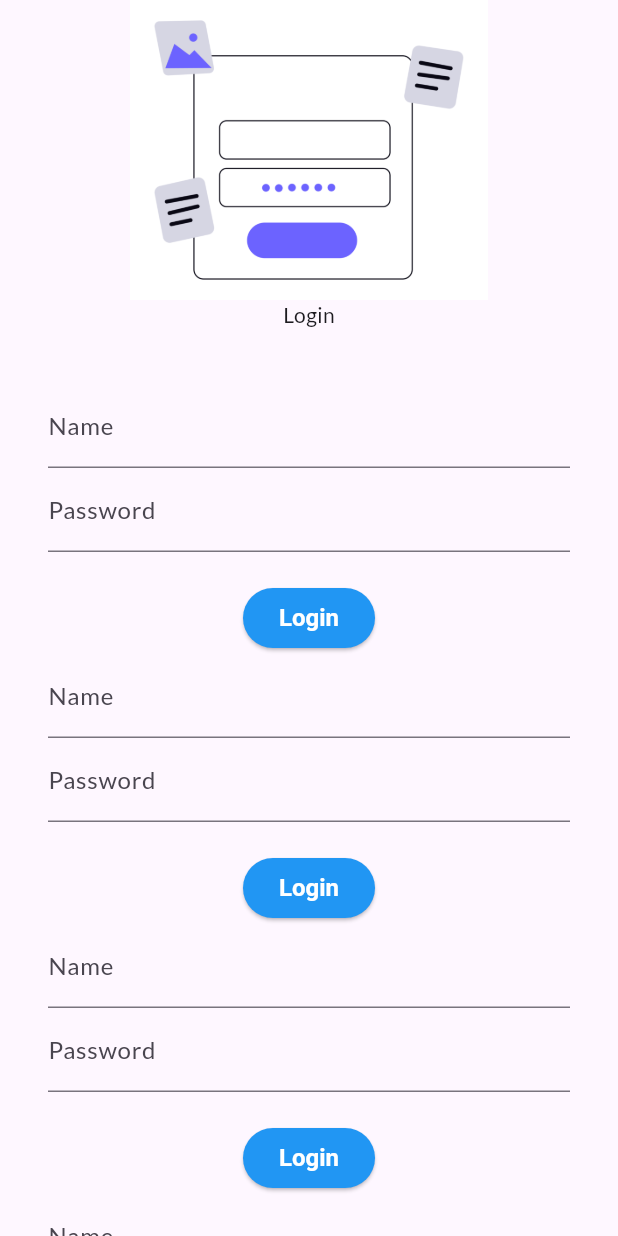
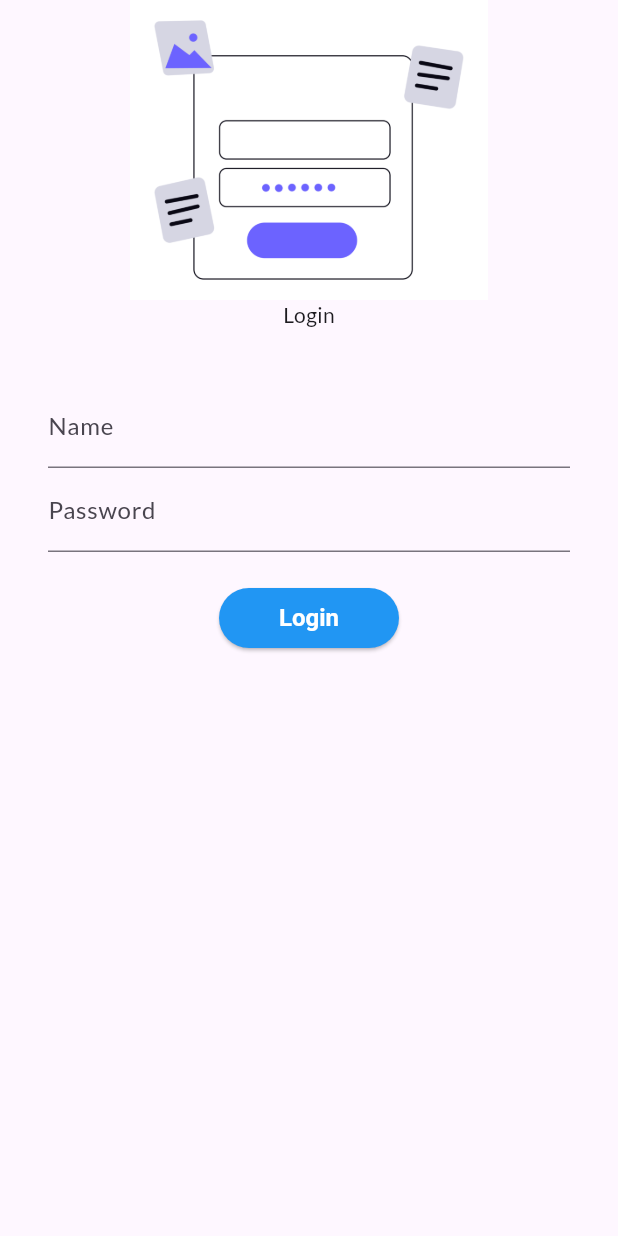
Before and after one commit to adiprijal/Flutter_Catalog_App, a Flutter app: the screen it shows after launch, on a phone screen of 412 x 824 dp. Run offline on Flutter 3.47's test engine with Material 3 defaults, Android fonts, the phone set to English and light mode, and no system bars; our stand-ins replace google_fonts.

Commit message:
Implement routing with MyRoutes class and set initial route to LoginPage and used Navigator to route

```diff
--- a/lib/main.dart
+++ b/lib/main.dart
@@ -1,6 +1,7 @@
 import 'package:flutter/material.dart';
 import 'package:flutter_catalog_app/pages/home_page.dart';
 import 'package:flutter_catalog_app/pages/login_page.dart';
+import 'package:flutter_catalog_app/utils/routes.dart';
 import 'package:google_fonts/google_fonts.dart';
 
 void main() {
@@ -18,10 +19,13 @@
         primarySwatch: Colors.deepPurple,
         fontFamily: GoogleFonts.lato().fontFamily,
       ),
-      home: LoginPage(),
+      // home: LoginPage(),
+      initialRoute: "/",
       routes: {
-        "/home": (context) => HomePage(),
-        "/login": (context) => LoginPage(),
+        "/":(context) => LoginPage(),
+        // Using the static variables from MyRoutes class to define the routes for navigation. This allows for easy management of route names in one place, making it easier to update or change routes in the future.
+        MyRoutes.homeRoute: (context) => HomePage(),
+        MyRoutes.loginRoute: (context) => LoginPage(),
       },
     );
   }
--- a/lib/pages/login_page.dart
+++ b/lib/pages/login_page.dart
@@ -1,4 +1,5 @@
 import 'package:flutter/material.dart';
+import 'package:flutter_catalog_app/utils/routes.dart';
 
 class LoginPage extends StatelessWidget {
   const LoginPage({super.key});
@@ -9,8 +10,6 @@
       // appBar: AppBar(
       //   title: Center(child: Text("Login Page")),
       // ),
-      // SingleChildScrollView is used to make the page scrollable when the elements exceed the screen height, preventing overflow errors. It allows the user to scroll through the content if it doesn't fit on the screen.
-      // It takes a single child widget and makes it scrollable, ensuring that all content is accessible even on smaller screens or when the keyboard is open.
       child: SingleChildScrollView(
         child: Column(
           children: [
@@ -32,7 +31,6 @@
                   ),
                   TextFormField(
                     obscureText: true,
-                    // obscuringCharacter: "*",
                     decoration: InputDecoration(
                       hintText: "Enter your password",
                       labelText: "Password",
@@ -44,99 +42,20 @@
                       textStyle: WidgetStateProperty.all(
                         TextStyle(fontSize: 16, fontWeight: FontWeight.bold),
                       ),
+                      minimumSize: WidgetStateProperty.all(Size(120, 40)),
                       foregroundColor: WidgetStateProperty.all(Colors.white),
                       backgroundColor: WidgetStateProperty.all(Colors.blue),
                     ),
                     child: Text("Login"),
                     onPressed: () {
-                      print("Login button pressed");
+                      // Navigate to the home page when the login button is pressed. The route name is defined in the MyRoutes class, which allows for easy management of route names in one place.
+                      // Navigator class is used to manage the navigation stack and push a new route onto it. The context parameter is used to access the current state of the widget tree and find the appropriate navigator for the current context.
+                      // The pushNamed method is used to navigate to the specified route name, which is defined in the MyRoutes class. This allows for easy management of route names in one place, making it easier to update or change routes in the future.
+                      // When the user presses the login button, the app will navigate to the home page using the route name defined in the MyRoutes class. This allows for easy management of route names in one place, making it easier to update or change routes in the future.
+                      // After routing to the home page, the user can navigate back to the login page using the back button on their device or by using the Navigator.pop method. This allows for easy navigation between different pages in the app.
+                      Navigator.pushNamed(context, MyRoutes.homeRoute);
                     },
                   ),
-                  TextFormField(
-                    decoration: InputDecoration(
-                      hintText: "Enter your name",
-                      labelText: "Name",
-                    ),
-                  ),
-                  TextFormField(
-                    obscureText: true,
-                    // obscuringCharacter: "*",
-                    decoration: InputDecoration(
-                      hintText: "Enter your password",
-                      labelText: "Password",
-                    ),
-                  ),
-                  SizedBox(height: 20),
-                  ElevatedButton(
-                    style: ButtonStyle(
-                      textStyle: WidgetStateProperty.all(
-                        TextStyle(fontSize: 16, fontWeight: FontWeight.bold),
-                      ),
-                      foregroundColor: WidgetStateProperty.all(Colors.white),
-                      backgroundColor: WidgetStateProperty.all(Colors.blue),
-                    ),
-                    child: Text("Login"),
-                    onPressed: () {
-                      print("Login button pressed");
-                    },
-                  ),
-                  TextFormField(
-                    decoration: InputDecoration(
-                      hintText: "Enter your name",
-                      labelText: "Name",
-                    ),
-                  ),
-                  TextFormField(
-                    obscureText: true,
-                    // obscuringCharacter: "*",
-                    decoration: InputDecoration(
-                      hintText: "Enter your password",
-                      labelText: "Password",
-                    ),
-                  ),
-                  SizedBox(height: 20),
-                  ElevatedButton(
-                    style: ButtonStyle(
-                      textStyle: WidgetStateProperty.all(
-                        TextStyle(fontSize: 16, fontWeight: FontWeight.bold),
-                      ),
-                      foregroundColor: WidgetStateProperty.all(Colors.white),
-                      backgroundColor: WidgetStateProperty.all(Colors.blue),
-                    ),
-                    child: Text("Login"),
-                    onPressed: () {
-                      print("Login button pressed");
-                    },
-                  ),
-                  TextFormField(
-                    decoration: InputDecoration(
-                      hintText: "Enter your name",
-                      labelText: "Name",
-                    ),
-                  ),
-                  TextFormField(
-                    obscureText: true,
-                    // obscuringCharacter: "*",
-                    decoration: InputDecoration(
-                      hintText: "Enter your password",
-                      labelText: "Password",
-                    ),
-                  ),
-                  SizedBox(height: 20),
-                  ElevatedButton(
-                    style: ButtonStyle(
-                      textStyle: WidgetStateProperty.all(
-                        TextStyle(fontSize: 16, fontWeight: FontWeight.bold),
-                      ),
-                      foregroundColor: WidgetStateProperty.all(Colors.white),
-                      backgroundColor: WidgetStateProperty.all(Colors.blue),
-                    ),
-                    child: Text("Login"),
-                    onPressed: () {
-                      print("Login button pressed");
-                    },
-                  ),
-
                 ],
               ),
             ),
--- /dev/null
+++ b/lib/utils/routes.dart
@@ -0,0 +1,6 @@
+// Here, we define a class called MyRoutes that contains static string variables representing the routes used in the application. These routes are used to navigate between different pages in the app. The homeRoute variable represents the route for the home page, while the loginRoute variable represents the route for the login page.
+
+class MyRoutes {
+  static String homeRoute = "/home";
+  static String loginRoute = "/login";
+}
```
